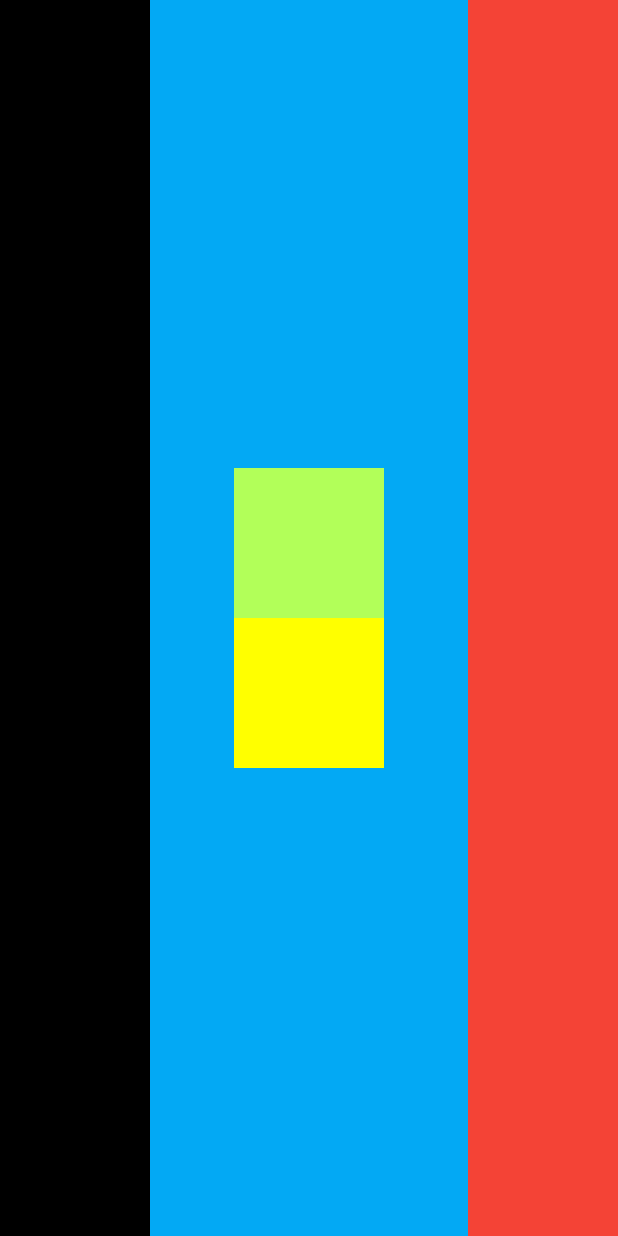
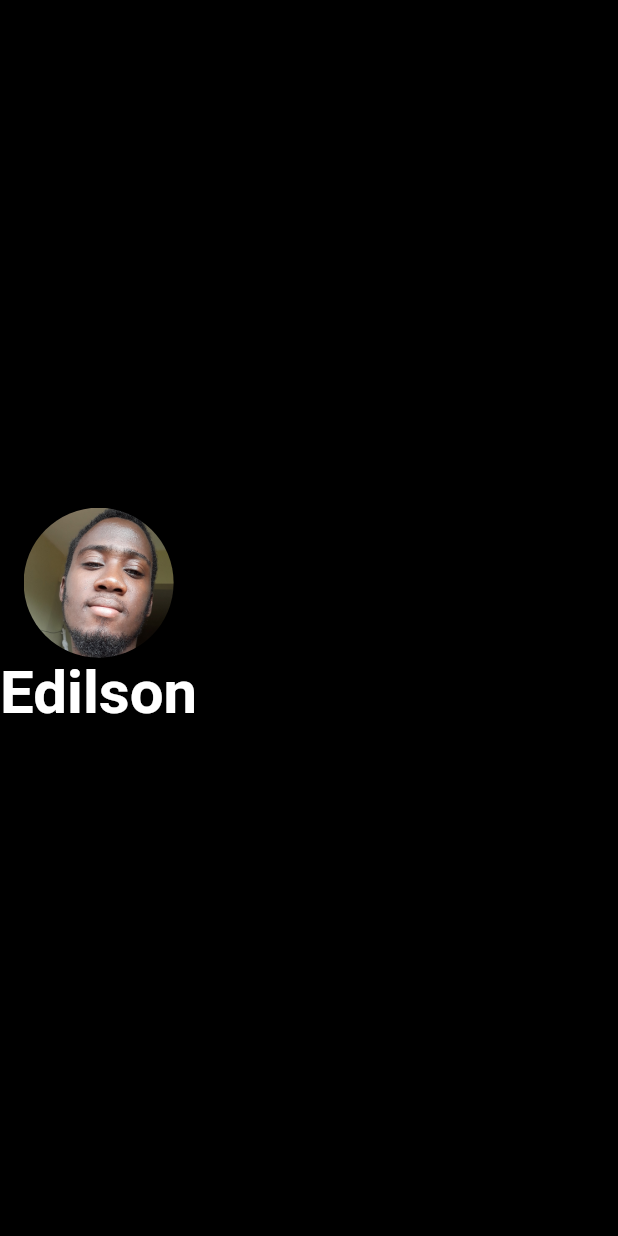
Before and after one commit to edilson14/mi_card_flutter, a Flutter app: the screen it shows after launch, on a phone screen of 412 x 824 dp. Run offline on Flutter 3.47's test engine with Material 2 defaults, Android fonts, the phone set to English and light mode, and no system bars.

Commit message:
start of card     AvatarImage

```diff
--- a/lib/main.dart
+++ b/lib/main.dart
@@ -10,36 +10,25 @@ class MiCard extends StatelessWidget {
     return MaterialApp(
       debugShowCheckedModeBanner: false,
       home: Scaffold(
-        backgroundColor: Colors.lightBlue,
+        backgroundColor: Colors.black,
         body: SafeArea(
-          child: Row(
-              crossAxisAlignment: CrossAxisAlignment.stretch,
-              mainAxisAlignment: MainAxisAlignment.spaceBetween,
-              children: <Widget>[
-                Container(
-                  width: 100.0,
-                  color: Colors.black,
-                ),
-                Column(
-                    mainAxisAlignment: MainAxisAlignment.center,
-                    children: <Widget>[
-                      Container(
-                        height: 100.0,
-                        width: 100.0,
-                        color: Colors.lightGreenAccent,
-                      ),
-                      Container(
-                        height: 100.0,
-                        width: 100.0,
-                        color: Colors.yellowAccent,
-                      )
-                    ]),
-                Container(
-                  width: 100.0,
-                  color: Colors.red,
-                ),
-              ]),
-        ),
+            child: Column(
+          mainAxisAlignment: MainAxisAlignment.center,
+          children: <Widget>[
+            CircleAvatar(
+              radius: 50.0,
+              backgroundColor: Colors.black,
+              backgroundImage: AssetImage('images/profile.jpeg'),
+            ),
+            Text(
+              'Edilson',
+              style: TextStyle(
+                  color: Colors.white,
+                  fontSize: 40.0,
+                  fontWeight: FontWeight.bold),
+            ),
+          ],
+        )),
       ),
     );
   }
```
Also changed, not shown: images/profile.jpeg (added).
